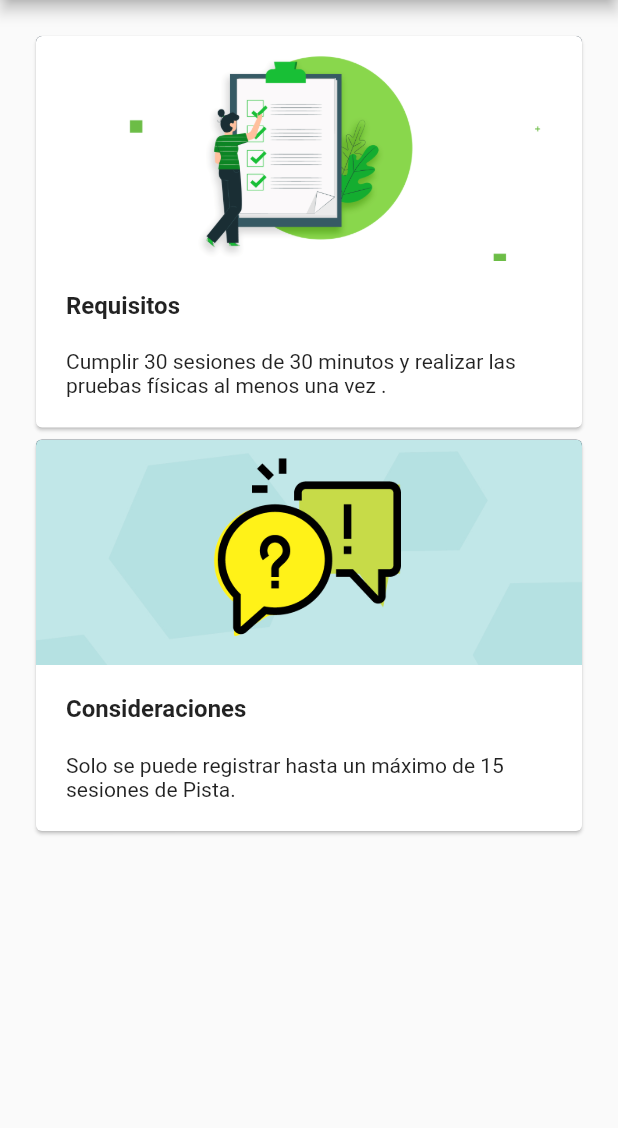
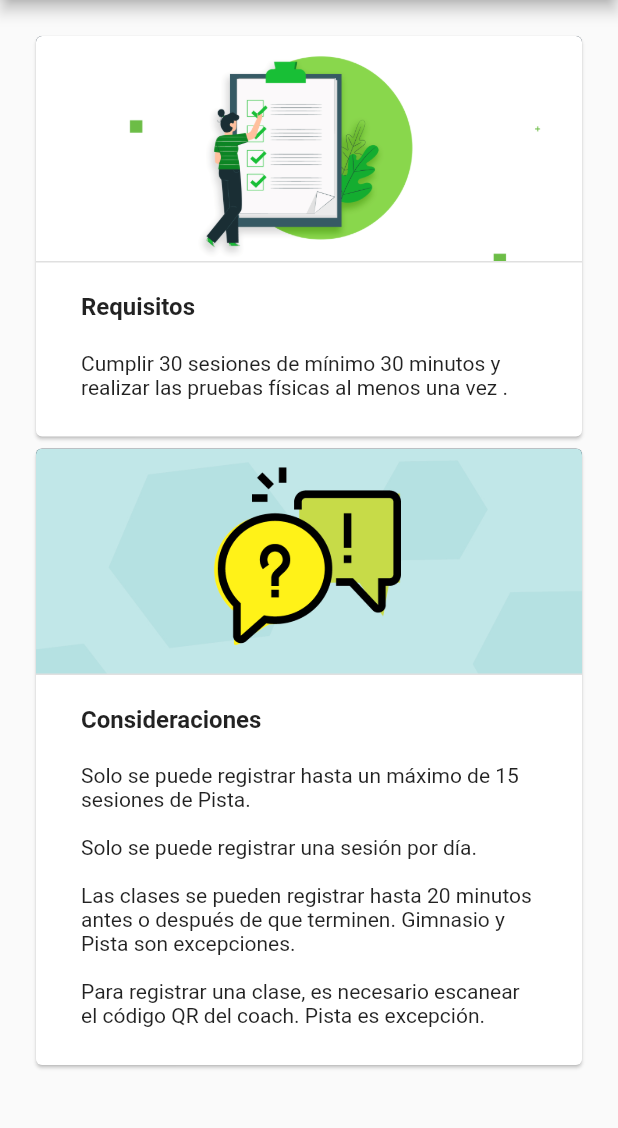
Before and after one commit to A01207490/pasaporte-deportivo-movil, a Flutter app: the MainPage screen opened directly, on a phone screen of 412 x 824 dp, the part 84-1212 px from its top. Run offline on Flutter 3.47's test engine with Material 2 defaults, Android fonts, the phone set to English and light mode, and no system bars; our stand-ins replace awesome_dialog, expandable, font_awesome_flutter, getwidget, grouped_list, photo_view and 1 more; missing offline and left inert: flutter_barcode_scanner; accounts and stored records are empty; Roboto replaces fonts that are missing (Hind, Ubuntu); statements that could not run were skipped; project files that could hold a hidden picture were left out.

Commit message:
Mejorar ui

```diff
--- a/pasaporte/lib/main.dart
+++ b/pasaporte/lib/main.dart
@@ -107,8 +107,10 @@ class _MainPageState extends State<MainPage> {
         padding: const EdgeInsets.all(20.0),
         child: new ListView(
           children: <Widget>[
-            MyCard('images/requisitos.png', 'Requisitos', 'Cumplir 30 sesiones de 30 minutos y realizar las pruebas físicas al menos una vez .'),
-            MyCard('images/consideraciones.jpg', 'Consideraciones', 'Solo se puede registrar hasta un máximo de 15 sesiones de Pista.'),
+            MyCard('images/requisitos.png', 'Requisitos',
+                'Cumplir 30 sesiones de mínimo 30 minutos y realizar las pruebas físicas al menos una vez .'),
+            MyCard('images/consideraciones.jpg', 'Consideraciones',
+                'Solo se puede registrar hasta un máximo de 15 sesiones de Pista.\n\nSolo se puede registrar una sesión por día.\n\nLas clases se pueden registrar hasta 20 minutos antes o después de que terminen. Gimnasio y Pista son excepciones.\n\nPara registrar una clase, es necesario escanear el código QR del coach. Pista es excepción.'),
           ],
         ),
       ),
@@ -123,8 +125,9 @@ class _MainPageState extends State<MainPage> {
             ListTileTheme(
               iconColor: Color(0xFF0075BC),
               child: ListTile(
-                title:
-                    new Text("Pasaporte", style: new TextStyle(fontWeight: FontWeight.bold, fontSize: 16.0)),
+                title: new Text("Pasaporte",
+                    style: new TextStyle(
+                        fontWeight: FontWeight.bold, fontSize: 16.0)),
                 leading: FaIcon(FontAwesomeIcons.passport),
                 onTap: () => Navigator.of(context).push(new MaterialPageRoute(
                   builder: (BuildContext context) => SessionIndex(),
@@ -135,8 +138,9 @@ class _MainPageState extends State<MainPage> {
             ListTileTheme(
               iconColor: Color(0xFF0075BC),
               child: ListTile(
-                title:
-                    new Text("Anuncios", style: new TextStyle(fontWeight: FontWeight.bold, fontSize: 16.0)),
+                title: new Text("Anuncios",
+                    style: new TextStyle(
+                        fontWeight: FontWeight.bold, fontSize: 16.0)),
                 leading: new Icon(Icons.announcement),
                 onTap: () => Navigator.of(context).push(new MaterialPageRoute(
                   builder: (BuildContext context) => AnnouncementIndex(),
@@ -147,7 +151,9 @@ class _MainPageState extends State<MainPage> {
             ListTileTheme(
               iconColor: Color(0xFF0075BC),
               child: ListTile(
-                title: new Text("Clases", style: new TextStyle(fontWeight: FontWeight.bold, fontSize: 16.0)),
+                title: new Text("Clases",
+                    style: new TextStyle(
+                        fontWeight: FontWeight.bold, fontSize: 16.0)),
                 leading: new Icon(Icons.class__rounded),
                 onTap: () => Navigator.of(context).push(new MaterialPageRoute(
                   builder: (BuildContext context) => ClassIndex(),
@@ -188,14 +194,25 @@ class MyCard extends StatelessWidget {
                 ),
               ),
             ),
-            Padding(
-              padding: EdgeInsets.only(
-                  top: 20.0, bottom: 20.0, right: 20.0, left: 20.0),
-              child: Text(title, style: TextStyle(fontWeight: FontWeight.bold, fontSize: 16.0),),
+            SizedBox(
+              height: 1,
+              child: Container(
+                decoration: BoxDecoration(
+                  color: Colors.grey[300],
+                ),
+              ),
             ),
             Padding(
               padding: EdgeInsets.only(
-                  top: 0.0, bottom: 20.0, right: 20.0, left: 20.0),
+                  top: 20.0, bottom: 20.0, right: 30.0, left: 30.0),
+              child: Text(
+                title,
+                style: TextStyle(fontWeight: FontWeight.bold, fontSize: 16.0),
+              ),
+            ),
+            Padding(
+              padding: EdgeInsets.only(
+                  top: 0.0, bottom: 25.0, right: 30.0, left: 30.0),
               child: Text(body),
             ),
           ]),
```
Also changed, not shown: pasaporte/lib/controllers/databasehelpers.dart (+17 -20 lines), pasaporte/lib/view/announcement/index.dart (+12 -11 lines), pasaporte/lib/view/session/create.dart (+20 -116 lines).
